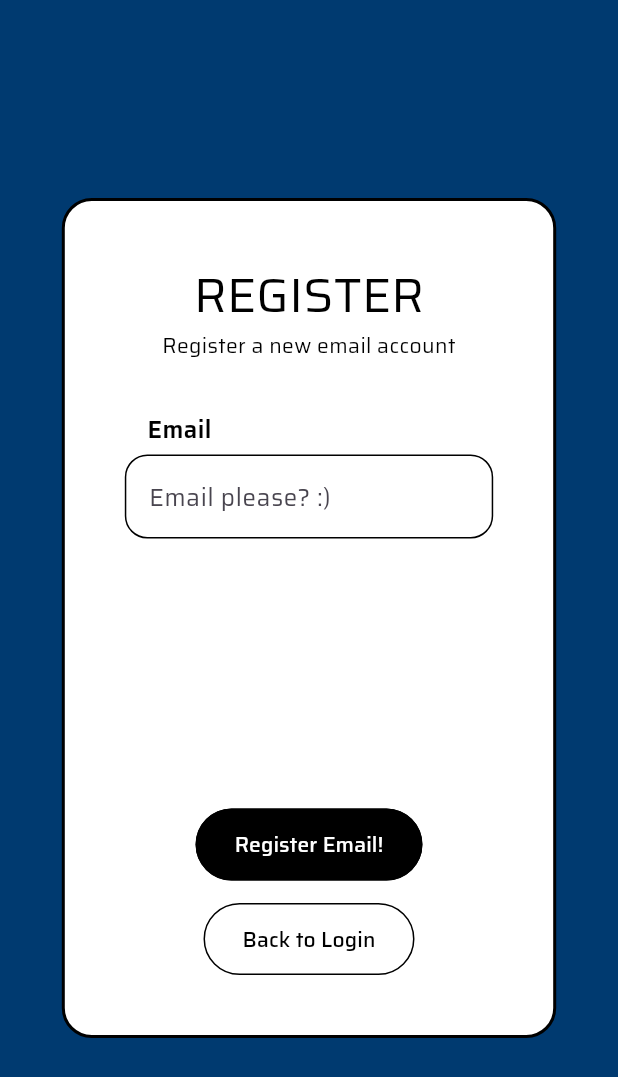
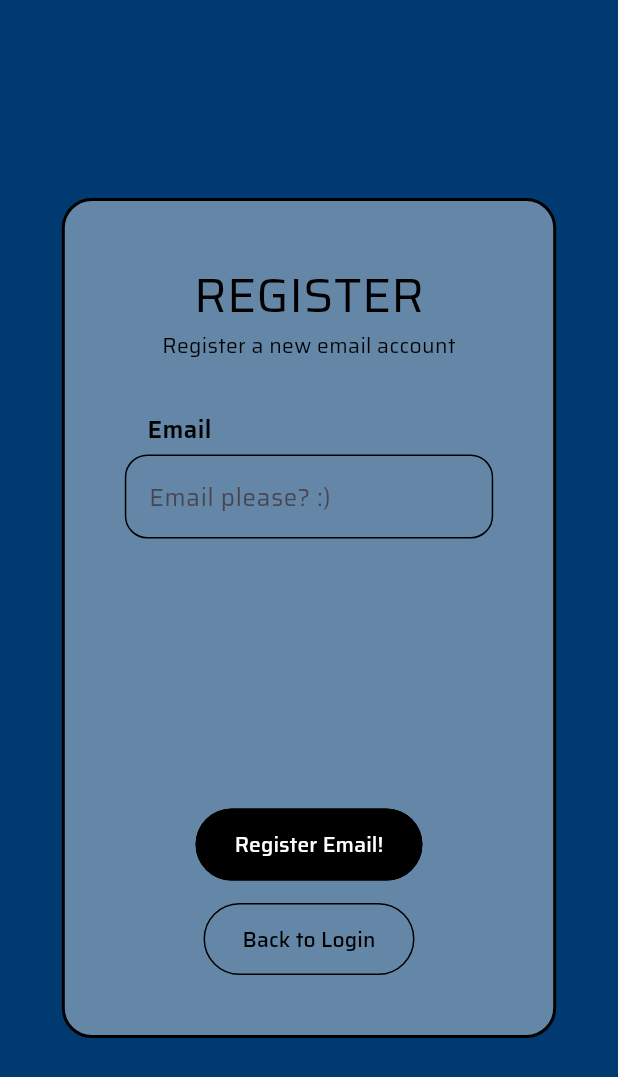
Before and after one commit to iwansal64/wms_app, a Flutter app: the screen it shows after launch, after a tap on "Login to Dashboard", after a tap on "Registeration", on a phone screen of 412 x 824 dp. Shown: the top 1077 px of the screen. Run offline on Flutter 3.47's test engine with Material 3 defaults, Android fonts, the phone set to English and light mode, and no system bars; our stand-ins replace logger, shared_preferences; network calls fail.

Commit message:
[improve] Change pages design to have a transparent effect

```diff
--- a/lib/pages/device_list.dart
+++ b/lib/pages/device_list.dart
@@ -24,7 +24,7 @@ class DeviceListPage extends StatelessWidget {
               child: Container(
                 alignment: Alignment.center,
                 decoration: BoxDecoration(
-                  color: Colors.white,
+                  color: Color.fromARGB(100, 255, 255, 255),
                   border: Border.all(color: Colors.black, width: 2),
                   borderRadius: BorderRadius.circular(15)
                 ),
--- a/lib/pages/login.dart
+++ b/lib/pages/login.dart
@@ -27,7 +27,7 @@ class LoginPage extends StatelessWidget {
                 decoration: BoxDecoration(
                   border: Border.all(width: 2, color: Colors.black),
                   borderRadius: BorderRadius.circular(20),
-                  color: Colors.white,
+                  color: Color.fromARGB(100, 255, 255, 255),
                 ),
                 child: Padding(
                   padding: EdgeInsets.all(40),
--- a/lib/pages/registeration/email_registeration.dart
+++ b/lib/pages/registeration/email_registeration.dart
@@ -27,7 +27,7 @@ class EmailRegistrationPage extends StatelessWidget {
                 decoration: BoxDecoration(
                   border: Border.all(width: 2, color: Colors.black),
                   borderRadius: BorderRadius.circular(20),
-                  color: Colors.white,
+                  color: Color.fromARGB(100, 255, 255, 255),
                 ),
                 child: Padding(
                   padding: EdgeInsets.all(40),
--- a/lib/pages/registeration/email_verification.dart
+++ b/lib/pages/registeration/email_verification.dart
@@ -32,7 +32,7 @@ class EmailVerificationPage extends StatelessWidget {
                   decoration: BoxDecoration(
                     border: Border.all(width: 2, color: Colors.black),
                     borderRadius: BorderRadius.circular(20),
-                    color: Colors.white,
+                    color: Color.fromARGB(100, 255, 255, 255),
                   ),
                   child: Padding(
                     padding: EdgeInsets.all(40),
--- a/lib/pages/registeration/create_user.dart
+++ b/lib/pages/registeration/user_registration.dart
@@ -4,8 +4,8 @@ import 'package:wms_app/utils/api.dart';
 import 'package:wms_app/utils/types.dart';
 
 
-class CreateUserPage extends StatelessWidget {
-  const CreateUserPage({super.key});
+class UserRegistrationPage extends StatelessWidget {
+  const UserRegistrationPage({super.key});
 
   @override
   Widget build(BuildContext context) {
@@ -32,7 +32,7 @@ class CreateUserPage extends StatelessWidget {
                   decoration: BoxDecoration(
                     border: Border.all(width: 2, color: Colors.black),
                     borderRadius: BorderRadius.circular(20),
-                    color: Colors.white,
+                    color: Color.fromARGB(100, 255, 255, 255),
                   ),
                   child: Padding(
                     padding: EdgeInsets.all(40),
--- a/lib/pages/wrapper.dart
+++ b/lib/pages/wrapper.dart
@@ -3,7 +3,7 @@ import 'package:wms_app/pages/device_list.dart';
 import 'package:wms_app/pages/login.dart';
 import 'package:wms_app/pages/monitor.dart';
 import 'package:wms_app/pages/page_not_found.dart';
-import 'package:wms_app/pages/registeration/create_user.dart';
+import 'package:wms_app/pages/registeration/user_registration.dart';
 import 'package:wms_app/pages/registeration/email_registeration.dart';
 import 'package:wms_app/pages/registeration/email_verification.dart';
 import 'package:wms_app/state.dart';
@@ -31,7 +31,7 @@ class _WrapperState extends State<WrapperPage> {
           case PageStateType.emailVerification:
             return EmailVerificationPage();
           case PageStateType.createUser:
-            return CreateUserPage();
+            return UserRegistrationPage();
           case PageStateType.deviceList:
             return DeviceListPage();
           case PageStateType.monitor:
```
